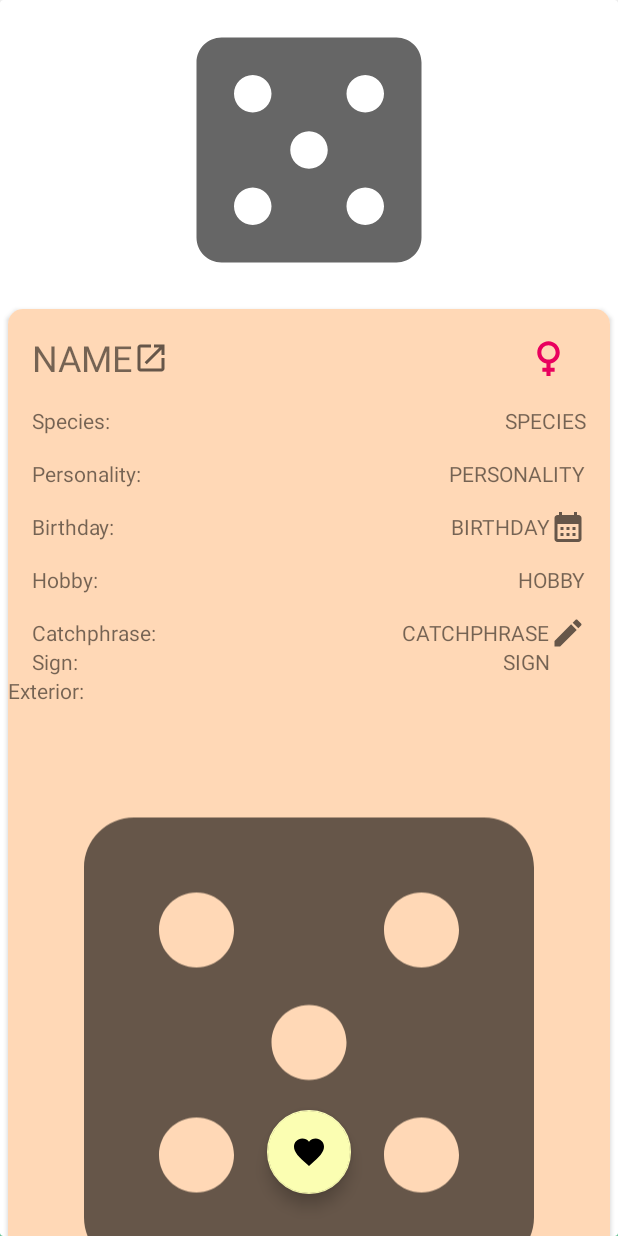
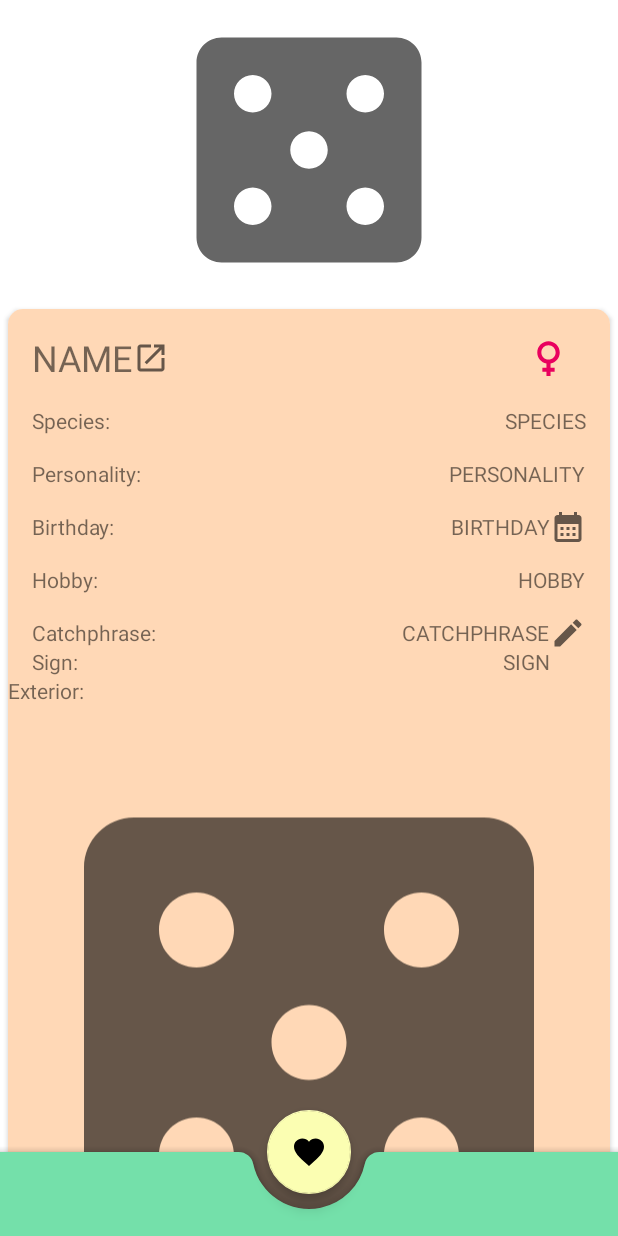
Before and after one commit to brookebaird15/MADimalCrossings, an Android app: the layout fragment_villager_detail.xml on its own in the app's theme, with its tools: preview values and no code run, on a phone screen of 412 x 824 dp. Run offline under Robolectric (Android 15) with nearby library versions, the phone set to English and light mode, and no system bars; network calls fail.

Commit message:
#1, #3, #41 Add bottom nav and fab to tablet detail layout - Fix background not showing up on layout - Adjust cradle margins of fab buttons on both phone and tablet

```diff
--- a/app/src/main/res/layout-sw600dp/fragment_villager_detail.xml
+++ b/app/src/main/res/layout-sw600dp/fragment_villager_detail.xml
@@ -1,14 +1,20 @@
 <!-- Adding the same root's ID for view binding as other layout configurations -->
-<androidx.constraintlayout.widget.ConstraintLayout xmlns:android="http://schemas.android.com/apk/res/android"
+<androidx.coordinatorlayout.widget.CoordinatorLayout xmlns:android="http://schemas.android.com/apk/res/android"
     xmlns:app="http://schemas.android.com/apk/res-auto"
     xmlns:tools="http://schemas.android.com/tools"
     android:id="@+id/villager_detail_container"
     android:layout_width="match_parent"
     android:layout_height="match_parent">
 
-    <ScrollView
+    <androidx.constraintlayout.widget.ConstraintLayout
         android:layout_width="match_parent"
         android:layout_height="match_parent">
+
+    <androidx.core.widget.NestedScrollView
+        android:layout_width="match_parent"
+        android:layout_height="match_parent"
+        android:paddingBottom="100dp"
+        android:clipToPadding="false">
 
         <androidx.constraintlayout.widget.ConstraintLayout
             android:layout_width="match_parent"
@@ -23,16 +29,6 @@
                 app:layout_constraintTop_toTopOf="parent"
                 app:srcCompat="@drawable/ic_baseline_casino_24" />
 
-            <com.google.android.material.floatingactionbutton.FloatingActionButton
-                android:id="@+id/villagerFAB"
-                android:layout_width="wrap_content"
-                android:layout_height="wrap_content"
-                android:clickable="true"
-                app:layout_constraintBottom_toBottomOf="@+id/villagerDetailImg"
-                app:layout_constraintEnd_toEndOf="parent"
-                app:layout_constraintTop_toBottomOf="@+id/villagerDetailImg"
-                app:srcCompat="@drawable/ic_baseline_add_24"
-                android:contentDescription="@string/villager_fab" />
 
             <androidx.cardview.widget.CardView
                 android:id="@+id/cardView"
@@ -244,6 +240,27 @@
             </androidx.cardview.widget.CardView>
 
         </androidx.constraintlayout.widget.ConstraintLayout>
-    </ScrollView>
+    </androidx.core.widget.NestedScrollView>
 
 </androidx.constraintlayout.widget.ConstraintLayout>
+
+    <com.google.android.material.bottomappbar.BottomAppBar
+        android:id="@+id/bottomAppBar"
+        android:layout_width="match_parent"
+        android:layout_height="53dp"
+        android:layout_gravity="bottom"
+        app:backgroundTint="@color/purple_200"
+        app:fabCradleMargin="10dp"
+        app:fabCradleRoundedCornerRadius="10dp"
+        app:hideOnScroll="true"></com.google.android.material.bottomappbar.BottomAppBar>
+
+    <com.google.android.material.floatingactionbutton.FloatingActionButton
+        android:id="@+id/villagerFAB"
+        android:layout_width="wrap_content"
+        android:layout_height="wrap_content"
+        android:clickable="true"
+        android:contentDescription="@string/villager_fab"
+        android:src="@drawable/ic_baseline_favorite_24"
+        app:fabSize="auto"
+        app:layout_anchor="@id/bottomAppBar" />
+</androidx.coordinatorlayout.widget.CoordinatorLayout>
--- a/app/src/main/res/layout/fragment_villager_detail.xml
+++ b/app/src/main/res/layout/fragment_villager_detail.xml
@@ -5,10 +5,6 @@
     android:id="@+id/villager_detail_container"
     android:layout_width="match_parent"
     android:layout_height="match_parent">
-
-    <androidx.cardview.widget.CardView
-        android:layout_width="match_parent"
-        android:layout_height="match_parent">
 
 
     <androidx.core.widget.NestedScrollView
@@ -240,7 +236,6 @@
 
         </androidx.constraintlayout.widget.ConstraintLayout>
     </androidx.core.widget.NestedScrollView>
-    </androidx.cardview.widget.CardView>
 
     <com.google.android.material.bottomappbar.BottomAppBar
         android:id="@+id/bottomAppBar"
@@ -248,13 +243,15 @@
         android:layout_height="wrap_content"
         android:layout_gravity="bottom"
         app:backgroundTint="@color/purple_200"
-        app:hideOnScroll="false"></com.google.android.material.bottomappbar.BottomAppBar>
+        app:fabCradleMargin="10dp"
+        app:fabCradleRoundedCornerRadius="10dp"
+        app:hideOnScroll="true">
+    </com.google.android.material.bottomappbar.BottomAppBar>
     <com.google.android.material.floatingactionbutton.FloatingActionButton
         android:id="@+id/villagerFAB"
         android:layout_width="wrap_content"
         android:layout_height="wrap_content"
         android:clickable="true"
-
         android:contentDescription="@string/villager_fab"
         android:src="@drawable/ic_baseline_favorite_24"
         app:layout_anchor="@id/bottomAppBar"/>
--- a/app/src/main/res/values/themes.xml
+++ b/app/src/main/res/values/themes.xml
@@ -22,7 +22,5 @@
     <style name="Theme.MADimalCrossing.AppBarOverlay" parent="ThemeOverlay.AppCompat.Dark.ActionBar" />
 
     <style name="Theme.MADimalCrossing.PopupOverlay" parent="ThemeOverlay.AppCompat.Light" />
-    <style name="BottomAppBar" parent="Widget.MaterialComponents.BottomAppBar.Colored">
-        <item name="color">@color/purple_200</item>
-    </style>
+
 </resources>
```
